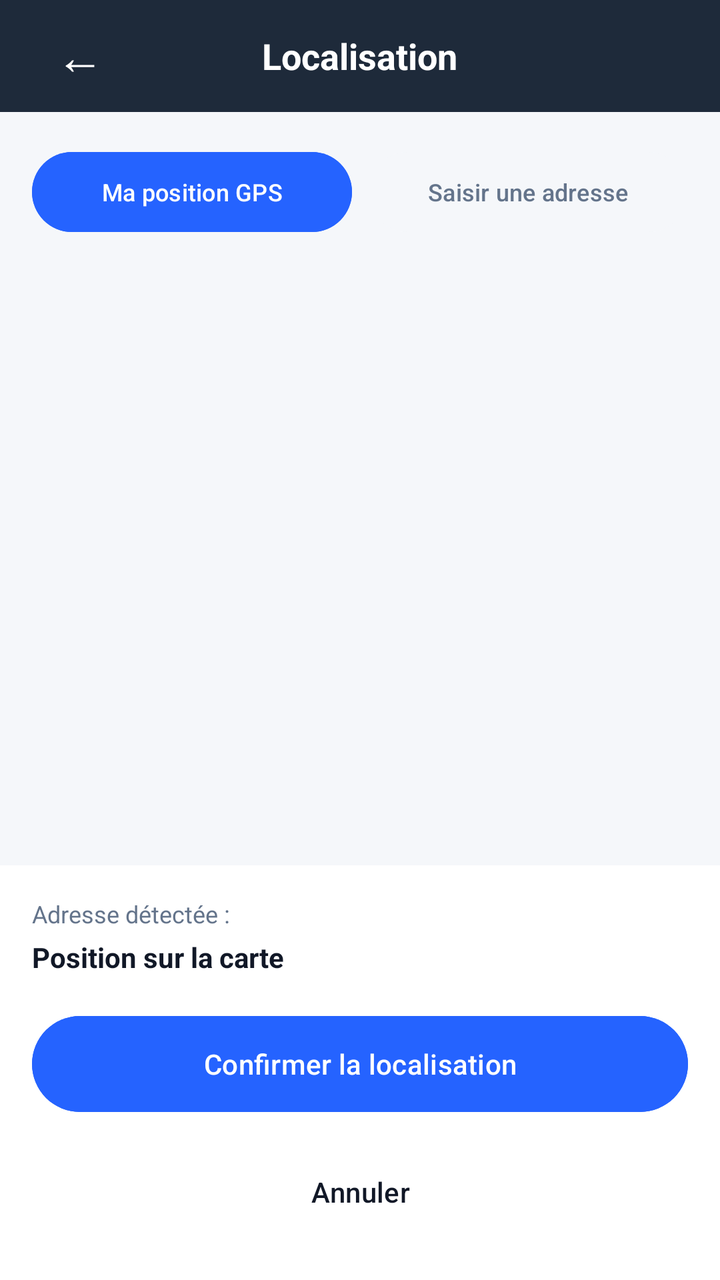
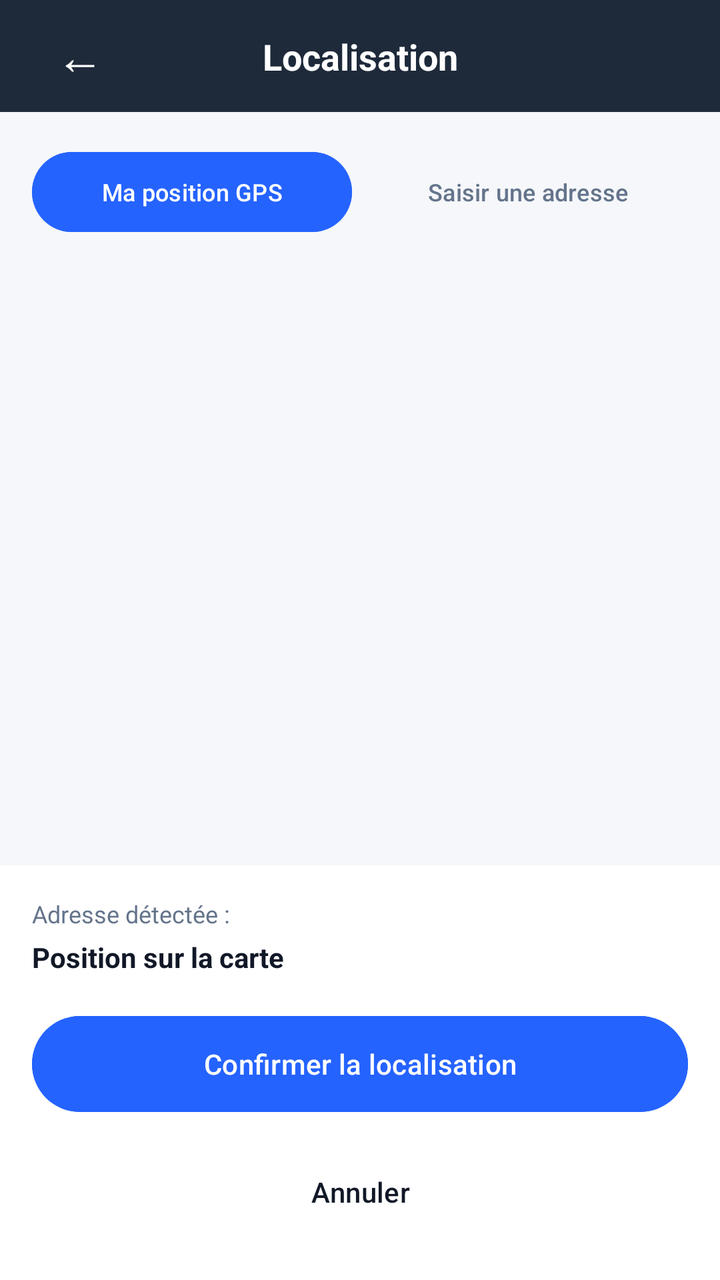

Before-and-after screenshots of an Android layout around one commit, followed by the original layout XML and the change that was made.
<!-- AndroidManifest.xml: application theme Theme.Obstrack -->
<!-- res/layout/fragment_report_location.xml -->
<?xml version="1.0" encoding="utf-8"?>
<LinearLayout xmlns:android="http://schemas.android.com/apk/res/android"
    android:layout_width="match_parent"
    android:layout_height="match_parent"
    android:background="#F5F7FA"
    android:orientation="vertical">

    <RelativeLayout
        android:layout_width="match_parent"
        android:layout_height="56dp"
        android:background="#1E2A3A"
        android:paddingHorizontal="16dp">

        <TextView
            android:id="@+id/btn_back"
            android:layout_width="48dp"
            android:layout_height="48dp"
            android:layout_centerVertical="true"
            android:gravity="center"
            android:text="←"
            android:textColor="#FFFFFF"
            android:textSize="24sp" />

        <TextView
            android:layout_width="wrap_content"
            android:layout_height="wrap_content"
            android:layout_centerInParent="true"
            android:text="Localisation"
            android:textColor="#FFFFFF"
            android:textSize="18sp"
            android:textStyle="bold" />
    </RelativeLayout>

    <LinearLayout
        android:layout_width="match_parent"
        android:layout_height="wrap_content"
        android:layout_margin="16dp"
        android:orientation="horizontal">

        <Button
            android:id="@+id/btn_mode_gps"
            android:layout_width="0dp"
            android:layout_height="wrap_content"
            android:layout_marginEnd="4dp"
            android:layout_weight="1"
            android:backgroundTint="#2563FF"
            android:text="Ma position GPS"
            android:textAllCaps="false"
            android:textColor="#FFFFFF"
            android:textSize="12sp" />

        <Button
            android:id="@+id/btn_mode_address"
            android:layout_width="0dp"
            android:layout_height="wrap_content"
            android:layout_marginStart="4dp"
            android:layout_weight="1"
            android:backgroundTint="#F5F7FA"
            android:text="Saisir une adresse"
            android:textAllCaps="false"
            android:textColor="#64748B"
            android:textSize="12sp" />
    </LinearLayout>

    <FrameLayout
        android:id="@+id/map_container_report"
        android:layout_width="match_parent"
        android:layout_height="0dp"
        android:layout_weight="1"
        android:visibility="visible" />

    <ScrollView
        android:id="@+id/address_input_container"
        android:layout_width="match_parent"
        android:layout_height="0dp"
        android:layout_weight="1"
        android:visibility="gone">

        <LinearLayout
            android:layout_width="match_parent"
            android:layout_height="wrap_content"
            android:orientation="vertical"
            android:padding="16dp">

            <TextView
                android:layout_width="match_parent"
                android:layout_height="wrap_content"
                android:background="#E3F2FD"
                android:padding="12dp"
                android:text="Saisissez une adresse complète ou approximative"
                android:textColor="#2563FF"
                android:textSize="13sp" />

            <FrameLayout
                android:layout_width="match_parent"
                android:layout_height="wrap_content"
                android:layout_marginTop="16dp">

                <EditText
                    android:id="@+id/input_address"
                    android:layout_width="match_parent"
                    android:layout_height="120dp"
                    android:background="#FFFFFF"
                    android:gravity="top"
                    android:hint="Entrez la localisation"
                    android:padding="12dp"
                    android:paddingEnd="48dp"
                    android:textColor="#111827"
                    android:textSize="14sp" />

                <ImageView
                    android:id="@+id/mic_icon_location"
                    android:layout_width="24dp"
                    android:layout_height="24dp"
                    android:layout_gravity="end|top"
                    android:layout_marginEnd="12dp"
                    android:layout_marginTop="12dp"
                    android:src="@mipmap/microphone" />
            </FrameLayout>
        </LinearLayout>
    </ScrollView>

    <LinearLayout
        android:layout_width="match_parent"
        android:layout_height="wrap_content"
        android:background="#FFFFFF"
        android:orientation="vertical"
        android:padding="16dp">

        <TextView
            android:layout_width="wrap_content"
            android:layout_height="wrap_content"
            android:text="Adresse détectée :"
            android:textColor="#64748B"
            android:textSize="12sp" />

        <TextView
            android:id="@+id/txt_current_address"
            android:layout_width="match_parent"
            android:layout_height="wrap_content"
            android:layout_marginTop="4dp"
            android:text="Position sur la carte"
            android:textColor="#111827"
            android:textStyle="bold"
            android:textSize="14sp" />

        <Button
            android:id="@+id/btn_confirm_location"
            android:layout_width="match_parent"
            android:layout_height="56dp"
            android:layout_marginTop="16dp"
            android:backgroundTint="#2563FF"
            android:text="Confirmer la localisation"
            android:textAllCaps="false"
            android:textColor="#FFFFFF" />

        <Button
            android:id="@+id/btn_cancel"
            android:layout_width="match_parent"
            android:layout_height="56dp"
            android:layout_marginTop="8dp"
            android:backgroundTint="#FFFFFF"
            android:text="Annuler"
            android:textAllCaps="false"
            android:textColor="#111827" />
    </LinearLayout>

</LinearLayout>
<!-- resources referenced by this layout -->
<resources>
  <!-- mipmap microphone: png bitmap (mipmap-xxhdpi, 16482 bytes) -->
  <style name="Theme.Obstrack" parent="Theme.Material3.Light.NoActionBar">
          <item name="colorPrimary">@color/purple_500</item>
          <item name="colorPrimaryVariant">@color/purple_700</item>
          <item name="colorOnPrimary">@color/white</item>
          <item name="colorSecondary">@color/teal_200</item>
          <item name="colorSecondaryVariant">@color/teal_700</item>
          <item name="colorOnSecondary">@color/black</item>
          <item name="android:statusBarColor">?attr/colorPrimaryVariant</item>
      </style>
  <color name="purple_500">#FF6200EE</color>
  <color name="purple_700">#FF3700B3</color>
  <color name="white">#FFFFFFFF</color>
  <color name="teal_200">#FF03DAC5</color>
  <color name="teal_700">#FF018786</color>
  <color name="black">#FF000000</color>
</resources>

<!-- the commit's change to res/layout/fragment_report_location.xml (unified diff, before → after) -->
@@ -1,11 +1,12 @@
 <?xml version="1.0" encoding="utf-8"?>
 <LinearLayout xmlns:android="http://schemas.android.com/apk/res/android"
+    xmlns:app="http://schemas.android.com/apk/res-auto"
     android:layout_width="match_parent"
     android:layout_height="match_parent"
     android:background="#F5F7FA"
     android:orientation="vertical">
 
-    <RelativeLayout
+    <androidx.constraintlayout.widget.ConstraintLayout
         android:layout_width="match_parent"
         android:layout_height="56dp"
         android:background="#1E2A3A"
@@ -15,21 +16,26 @@
             android:id="@+id/btn_back"
             android:layout_width="48dp"
             android:layout_height="48dp"
-            android:layout_centerVertical="true"
             android:gravity="center"
             android:text="←"
             android:textColor="#FFFFFF"
-            android:textSize="24sp" />
+            android:textSize="24sp"
+            app:layout_constraintBottom_toBottomOf="parent"
+            app:layout_constraintStart_toStartOf="parent"
+            app:layout_constraintTop_toTopOf="parent" />
 
         <TextView
             android:layout_width="wrap_content"
             android:layout_height="wrap_content"
-            android:layout_centerInParent="true"
             android:text="Localisation"
             android:textColor="#FFFFFF"
             android:textSize="18sp"
-            android:textStyle="bold" />
-    </RelativeLayout>
+            android:textStyle="bold"
+            app:layout_constraintBottom_toBottomOf="parent"
+            app:layout_constraintEnd_toEndOf="parent"
+            app:layout_constraintStart_toStartOf="parent"
+            app:layout_constraintTop_toTopOf="parent" />
+    </androidx.constraintlayout.widget.ConstraintLayout>
 
     <LinearLayout
         android:layout_width="match_parent"
<!-- resource entries referenced after the edit -->
@@ -2,19 +2,17 @@
 <resources>
   <!-- mipmap microphone: png bitmap (mipmap-xxhdpi, 16482 bytes) -->
   <style name="Theme.Obstrack" parent="Theme.Material3.Light.NoActionBar">
-          <item name="colorPrimary">@color/purple_500</item>
-          <item name="colorPrimaryVariant">@color/purple_700</item>
+          <item name="colorPrimary">@color/blue_obstrack</item>
+          <item name="colorPrimaryVariant">@color/blue_night</item>
           <item name="colorOnPrimary">@color/white</item>
-          <item name="colorSecondary">@color/teal_200</item>
-          <item name="colorSecondaryVariant">@color/teal_700</item>
+          <item name="colorSecondary">@color/blue_obstrack</item>
+          <item name="colorSecondaryVariant">@color/blue_night</item>
           <item name="colorOnSecondary">@color/black</item>
-          <item name="android:statusBarColor">?attr/colorPrimaryVariant</item>
+          <item name="android:statusBarColor">@color/blue_night</item>
       </style>
-  <color name="purple_500">#FF6200EE</color>
-  <color name="purple_700">#FF3700B3</color>
-  <color name="white">#FFFFFFFF</color>
-  <color name="teal_200">#FF03DAC5</color>
-  <color name="teal_700">#FF018786</color>
-  <color name="black">#FF000000</color>
+  <color name="blue_obstrack">#2563FF</color>
+  <color name="blue_night">#1E2B3C</color>
+  <color name="white">#FFFFFF</color>
+  <color name="black">#000000</color>
 </resources>
 
